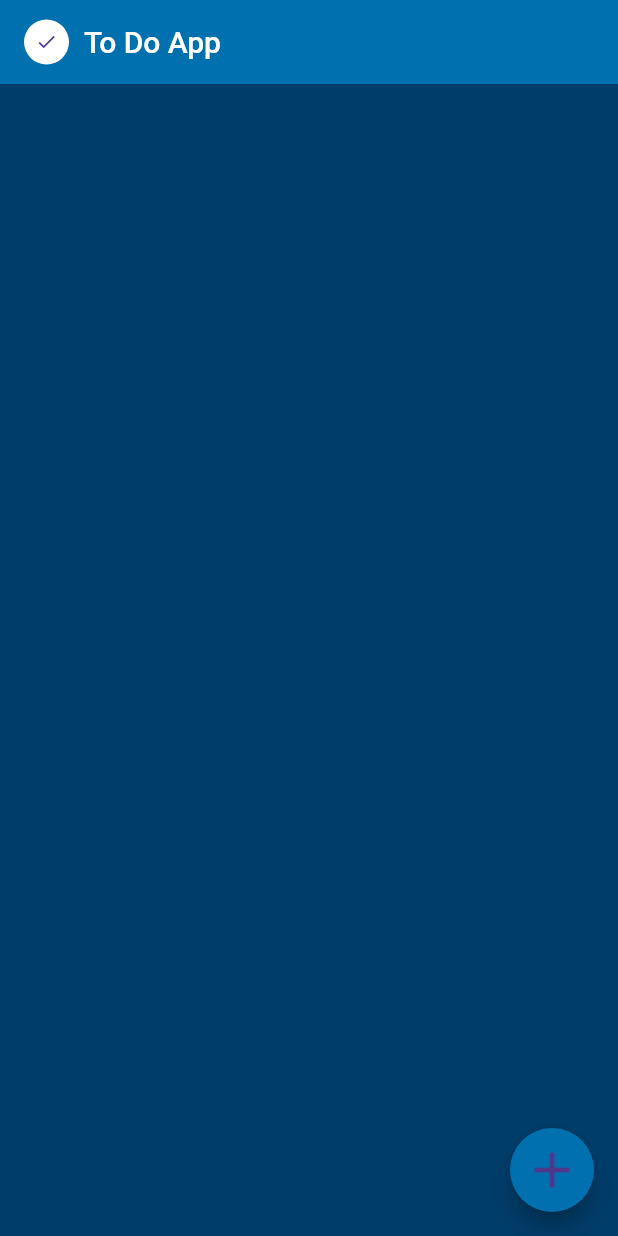
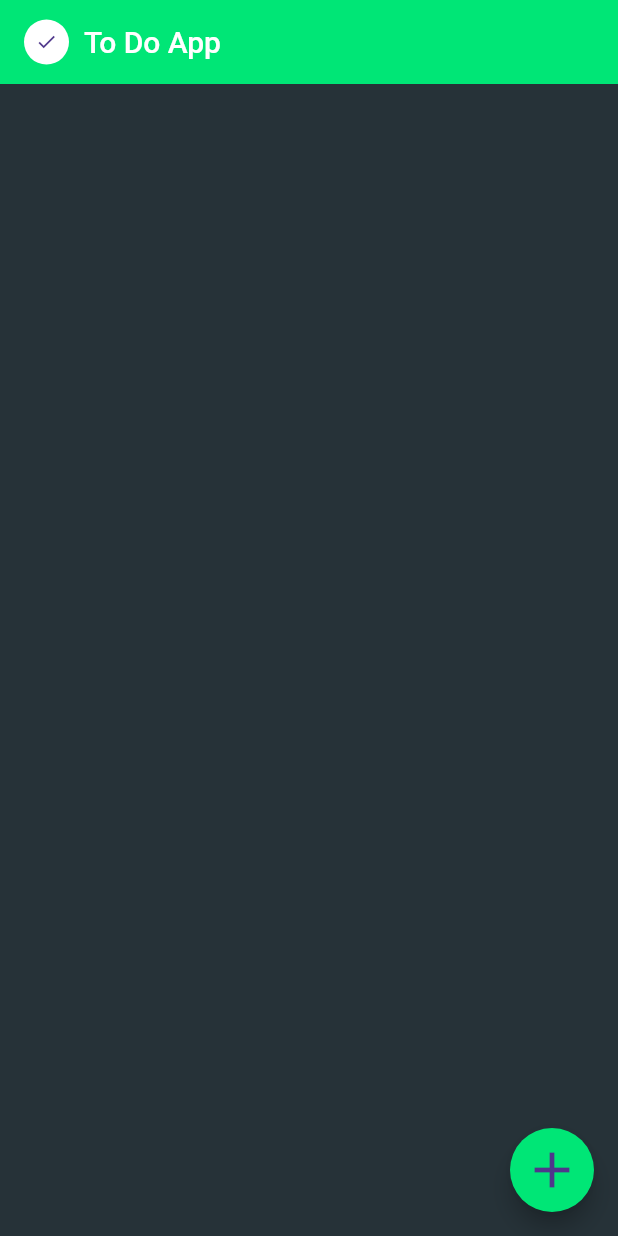
Before and after one commit to AbdullahUsman07/To_Do_App, a Flutter app: the screen it shows after launch, on a phone screen of 412 x 824 dp. Run offline on Flutter 3.47's test engine with Material 3 defaults, Android fonts, the phone set to English and light mode, and no system bars.

```diff
--- a/lib/constants/colors.dart
+++ b/lib/constants/colors.dart
@@ -1,5 +1,10 @@
 import 'package:flutter/material.dart';
 
-const primary=Color.fromRGBO(0, 112, 175, 1);
-const secondary =Color(0xFF013D6A);
-const textBlue = Color(0xFF8BCCF8);
+// const primary=Color.fromRGBO(0, 112, 175, 1);
+// const secondary =Color(0xFF013D6A);
+// const textBlue = Color(0xFF8BCCF8);
+
+
+const primary=Color(0xFF00E676);
+const secondary =Color(0xFF263238);
+const textBlue = Color(0xFFFFFFFF);
--- a/lib/viewModel/taskview.dart
+++ b/lib/viewModel/taskview.dart
@@ -79,4 +79,9 @@ class TaskView extends ChangeNotifier{
     notifyListeners();
 
   }
+
+  void deleteTask(Task task){
+    tasks.remove(task);
+    notifyListeners();
+  }
 }
```
Also changed, not shown: lib/screens/homepage.dart (+23 -16 lines), 1 other file.
